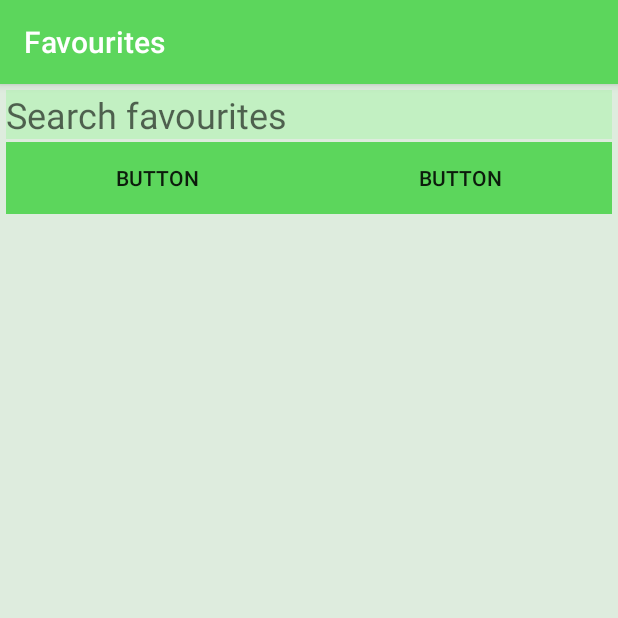
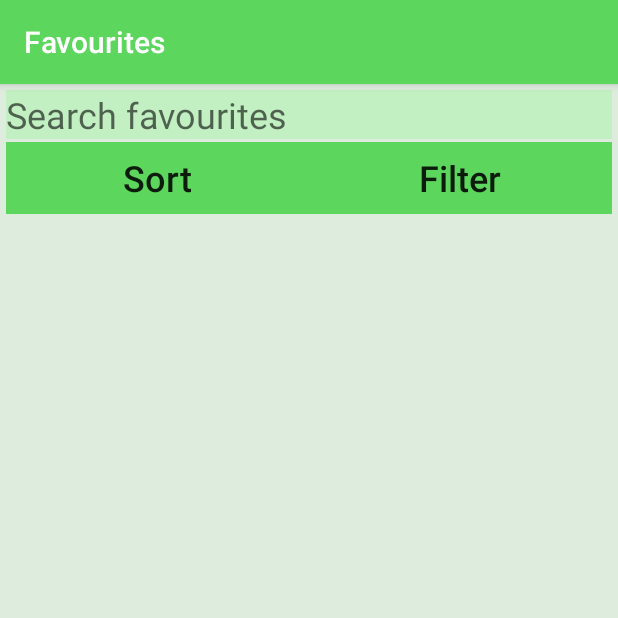
Before and after one commit to MattDominey5107530/FridgRApplication, an Android app: the screen it shows after launch (MainActivity), item 2 of the bottom bar chosen, on a phone screen of 412 x 824 dp, the top half of it. Run offline under Robolectric (Android 15) with nearby library versions, the phone set to English and light mode, and no system bars.

Commit message:
Implement favourites fragement GUI & template.

```diff
--- a/app/src/main/java/com/example/fridgr/FavouritesFragment.kt
+++ b/app/src/main/java/com/example/fridgr/FavouritesFragment.kt
@@ -1,20 +1,61 @@
 package com.example.fridgr
 
 import android.os.Bundle
+import android.text.Editable
+import android.text.TextWatcher
+import android.util.Log
 import androidx.fragment.app.Fragment
 import android.view.LayoutInflater
 import android.view.View
 import android.view.ViewGroup
+import android.widget.Button
+import android.widget.EditText
 
 class FavouritesFragment : Fragment() {
+
+    lateinit var recipeSearchEditText: EditText
+    lateinit var filterButton: Button
+    lateinit var sortButton: Button
 
     override fun onCreateView(
         inflater: LayoutInflater, container: ViewGroup?,
         savedInstanceState: Bundle?
     ): View? {
         // Inflate the layout for this fragment
-        return inflater.inflate(R.layout.fragment_favourites, container, false)
+        val v = inflater.inflate(R.layout.fragment_favourites, container, false)
+
+        recipeSearchEditText = v.findViewById(R.id.edtFavouritesSearch)
+        filterButton = v.findViewById(R.id.btnFilter)
+        sortButton = v.findViewById(R.id.btnSort)
+
+        recipeSearchEditText.addTextChangedListener(object : TextWatcher {
+            override fun afterTextChanged(p0: Editable?) { onChangeSearchText() }
+
+            //Redundant but necessary functions to satisfy abstractTextWatcher
+            override fun beforeTextChanged(p0: CharSequence?, p1: Int, p2: Int, p3: Int) {}
+            override fun onTextChanged(p0: CharSequence?, p1: Int, p2: Int, p3: Int) {}
+        })
+
+        filterButton.setOnClickListener { onClickFilter() }
+        sortButton.setOnClickListener { onClickSort() }
+
+        //TODO: populate the favouritesRecipeContainer with recipes from the users favourites
+
+        return v
     }
+
+    fun onChangeSearchText() {
+        //TODO: actually search through the list of recipes
+    }
+
+    fun onClickSort() {
+        //TODO: add functionality of sorting the list
+    }
+
+    fun onClickFilter() {
+        //TODO: add functionality of filtering the list
+    }
+
 
     companion object {
         fun newInstance(): FavouritesFragment = FavouritesFragment()
--- a/app/src/main/java/com/example/fridgr/MainActivity.kt
+++ b/app/src/main/java/com/example/fridgr/MainActivity.kt
@@ -1,8 +1,6 @@
 package com.example.fridgr
 
 import android.os.Bundle
-import android.util.Log
-import android.view.View
 import androidx.appcompat.app.ActionBar
 import androidx.appcompat.app.AppCompatActivity
 import androidx.fragment.app.Fragment
@@ -66,7 +64,7 @@ class MainActivity : AppCompatActivity() {
      */
     private fun openFragment(fragment: Fragment) {
         val transaction = supportFragmentManager.beginTransaction()
-        transaction.replace(R.id.container, fragment)
+        transaction.replace(R.id.mainContainer, fragment)
         transaction.addToBackStack(null)
         transaction.commit()
     }
--- a/app/src/main/java/com/example/fridgr/ProfileFragment.kt
+++ b/app/src/main/java/com/example/fridgr/ProfileFragment.kt
@@ -97,7 +97,6 @@ class ProfileFragment : Fragment() {
         for (i in 0..10) {
             if (dpCheckBoxes[i].isChecked) checkedAttributes.add(dietAttrs[i])
         }
-        Log.v("X", checkedAttributes.toString())
         return checkedAttributes
     }
 
--- a/app/src/main/res/layout/activity_main.xml
+++ b/app/src/main/res/layout/activity_main.xml
@@ -7,7 +7,7 @@
     tools:context=".MainActivity">
 
     <FrameLayout
-        android:id="@+id/container"
+        android:id="@+id/mainContainer"
         android:layout_width="match_parent"
         android:layout_height="0dp"
         app:layout_behavior="@string/appbar_scrolling_view_behavior"
--- a/app/src/main/res/layout/fragment_favourites.xml
+++ b/app/src/main/res/layout/fragment_favourites.xml
@@ -8,7 +8,7 @@
     tools:context=".FavouritesFragment">
 
     <EditText
-        android:id="@+id/editText"
+        android:id="@+id/edtFavouritesSearch"
         android:layout_width="0dp"
         android:layout_height="wrap_content"
         android:layout_marginStart="4dp"
@@ -18,12 +18,13 @@
         android:layout_marginRight="4dp"
         android:background="@color/colorAccent"
         android:ems="10"
-        android:hint="Search favourites"
+        android:hint="@string/favourites_searchfavourites"
         android:imeOptions="actionSearch"
         android:inputType="textPersonName"
         android:singleLine="true"
         android:textSize="24sp"
         app:layout_constraintEnd_toEndOf="parent"
+        app:layout_constraintHorizontal_bias="0.0"
         app:layout_constraintStart_toStartOf="parent"
         app:layout_constraintTop_toTopOf="parent" />
 
@@ -39,30 +40,56 @@
         app:columnCount="2"
         app:layout_constraintEnd_toEndOf="parent"
         app:layout_constraintStart_toStartOf="parent"
-        app:layout_constraintTop_toBottomOf="@+id/editText"
+        app:layout_constraintTop_toBottomOf="@+id/edtFavouritesSearch"
         app:orientation="horizontal">
 
         <Button
-            android:id="@+id/button4"
+            android:id="@+id/btnSort"
             android:layout_width="wrap_content"
             android:layout_height="wrap_content"
             android:background="@color/colorPrimary"
             android:gravity="center"
-            android:text="Button"
+            android:text="@string/favourites_sort"
+            android:textAllCaps="false"
+            android:textSize="24sp"
             app:layout_columnWeight="1"
             app:layout_gravity="fill_horizontal" />
 
         <Button
-            android:id="@+id/button3"
+            android:id="@+id/btnFilter"
             android:layout_width="wrap_content"
             android:layout_height="wrap_content"
             android:background="@color/colorPrimary"
             android:gravity="center"
-            android:text="Button"
+            android:text="@string/favourites_filter"
+            android:textAllCaps="false"
+            android:textSize="24sp"
             app:layout_columnWeight="1"
             app:layout_gravity="fill_horizontal" />
     </androidx.gridlayout.widget.GridLayout>
 
+    <ScrollView
+        android:id="@+id/favouritesScrollContainer"
+        android:layout_width="0dp"
+        android:layout_height="0dp"
+        android:layout_marginStart="4dp"
+        android:layout_marginLeft="4dp"
+        android:layout_marginTop="4dp"
+        android:layout_marginEnd="4dp"
+        android:layout_marginRight="4dp"
+        android:layout_marginBottom="4dp"
+        app:layout_constraintBottom_toBottomOf="parent"
+        app:layout_constraintEnd_toEndOf="parent"
+        app:layout_constraintStart_toStartOf="parent"
+        app:layout_constraintTop_toBottomOf="@+id/gridLayout"
+        app:layout_constraintVertical_bias="0.8">
+
+        <LinearLayout
+            android:id="@+id/favouritesContainer"
+            android:layout_width="match_parent"
+            android:layout_height="wrap_content"
+            android:orientation="vertical" />
+    </ScrollView>
 
 
 </androidx.constraintlayout.widget.ConstraintLayout>
--- a/app/src/main/res/layout/fragment_profile.xml
+++ b/app/src/main/res/layout/fragment_profile.xml
@@ -15,7 +15,7 @@
         android:layout_marginLeft="24dp"
         android:layout_marginTop="24dp"
         android:background="@color/colorPrimary"
-        android:src="@drawable/ic_profile"
+        app:srcCompat="@drawable/ic_profile"
         app:layout_constraintStart_toStartOf="parent"
         app:layout_constraintTop_toTopOf="parent"
         android:contentDescription="@string/profile_acc_profilepicture" />
@@ -55,7 +55,7 @@
 
         <!-- TODO: Add attributes to change in the profile -->
         <LinearLayout
-            android:id="@+id/container"
+            android:id="@+id/profileAttrContainer"
             android:layout_width="match_parent"
             android:layout_height="wrap_content"
             android:orientation="vertical" >
--- a/app/src/main/res/layout/recipe_component.xml
+++ b/app/src/main/res/layout/recipe_component.xml
@@ -2,7 +2,7 @@
 <androidx.constraintlayout.widget.ConstraintLayout xmlns:android="http://schemas.android.com/apk/res/android"
     xmlns:app="http://schemas.android.com/apk/res-auto"
     xmlns:tools="http://schemas.android.com/tools"
-    android:id="@+id/container"
+    android:id="@+id/recipeComponentContainer"
     android:layout_width="match_parent"
     android:layout_height="150dp"
     android:orientation="vertical"
@@ -25,7 +25,6 @@
         android:layout_marginStart="8dp"
         android:layout_marginLeft="8dp"
         android:scaleType="fitCenter"
-        android:tint="@color/design_default_color_error"
         app:layout_constraintStart_toEndOf="@+id/imgRecipePicture"
         app:layout_constraintTop_toTopOf="@+id/imgRecipePicture"
         app:srcCompat="@drawable/ic_favourite" />
--- a/app/src/main/res/values/strings.xml
+++ b/app/src/main/res/values/strings.xml
@@ -45,5 +45,10 @@
     <string name="profile_dp_lowfat">Low fat</string>
     <string name="profile_dp_lowsodium">Low sodium</string>
     <string name="profile_dp_fodmapfree">FODMAP free</string>
-    <!-- <string name="profile_"></string> -->
+
+    <string name="favourites_searchfavourites">Search favourites</string>
+    <string name="favourites_filter">Filter</string>
+    <string name="favourites_sort">Sort</string>
+
+
 </resources>
```
Also changed, not shown: app/src/main/java/com/example/fridgr/RecipeComponent.kt (+25 -4 lines).
